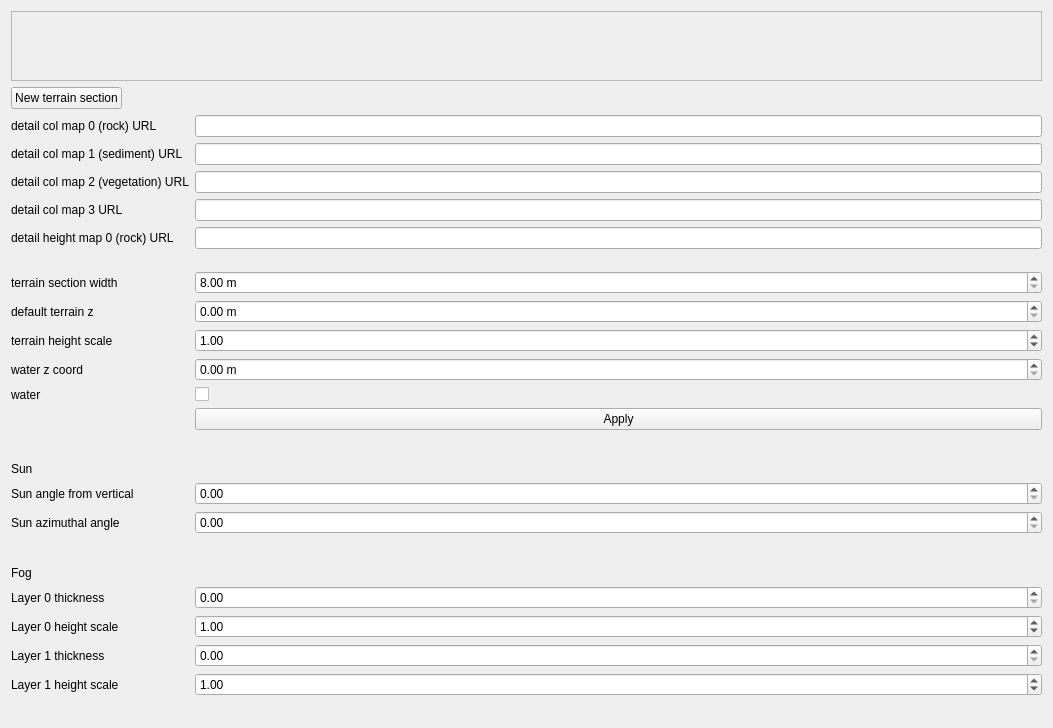
Old version of the form gui_client/WorldSettingsWidget.ui in the repository shipilovden/sub-metasiberia.
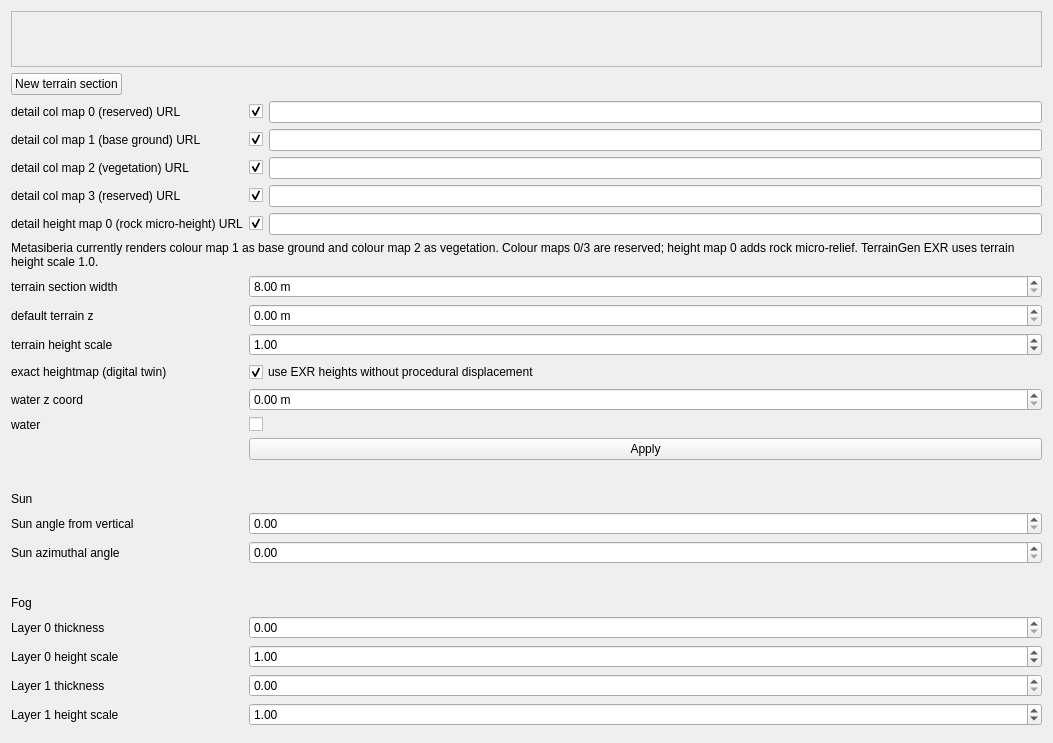
New version of the form. Custom widgets are drawn as their Qt base class.

Commit message: feat(metasiberia): integrate terrain tools and Gaussian splats

The edit to the form file:
```diff
--- a/gui_client/WorldSettingsWidget.ui
+++ b/gui_client/WorldSettingsWidget.ui
@@ -42,22 +42,52 @@
    <item row="2" column="0">
     <widget class="QLabel" name="fghghdfgfg">
      <property name="text">
-      <string>detail col map 0 (rock) URL</string>
+       <string>detail col map 0 (reserved) URL</string>
      </property>
     </widget>
    </item>
    <item row="2" column="1">
-    <widget class="FileSelectWidget" name="detailColMapURLs0FileSelectWidget"/>
+    <widget class="QWidget" name="detailColMapURLs0RowWidget">
+     <layout class="QHBoxLayout" name="detailColMapURLs0RowLayout">
+      <property name="leftMargin"><number>0</number></property>
+      <property name="topMargin"><number>0</number></property>
+      <property name="rightMargin"><number>0</number></property>
+      <property name="bottomMargin"><number>0</number></property>
+      <item>
+       <widget class="QCheckBox" name="detailColMapURLs0EnabledCheckBox">
+        <property name="checked"><bool>true</bool></property>
+        <property name="toolTip"><string>Enable or disable this map</string></property>
+        <property name="text"><string/></property>
+       </widget>
+      </item>
+      <item><widget class="FileSelectWidget" name="detailColMapURLs0FileSelectWidget"/></item>
+     </layout>
+    </widget>
    </item>
    <item row="3" column="0">
     <widget class="QLabel" name="label">
      <property name="text">
-      <string>detail col map 1 (sediment) URL</string>
+       <string>detail col map 1 (base ground) URL</string>
      </property>
     </widget>
    </item>
    <item row="3" column="1">
-    <widget class="FileSelectWidget" name="detailColMapURLs1FileSelectWidget"/>
+    <widget class="QWidget" name="detailColMapURLs1RowWidget">
+     <layout class="QHBoxLayout" name="detailColMapURLs1RowLayout">
+      <property name="leftMargin"><number>0</number></property>
+      <property name="topMargin"><number>0</number></property>
+      <property name="rightMargin"><number>0</number></property>
+      <property name="bottomMargin"><number>0</number></property>
+      <item>
+       <widget class="QCheckBox" name="detailColMapURLs1EnabledCheckBox">
+        <property name="checked"><bool>true</bool></property>
+        <property name="toolTip"><string>Enable or disable this map</string></property>
+        <property name="text"><string/></property>
+       </widget>
+      </item>
+      <item><widget class="FileSelectWidget" name="detailColMapURLs1FileSelectWidget"/></item>
+     </layout>
+    </widget>
    </item>
    <item row="4" column="0">
     <widget class="QLabel" name="label_2">
@@ -67,43 +97,82 @@
     </widget>
    </item>
    <item row="4" column="1">
-    <widget class="FileSelectWidget" name="detailColMapURLs2FileSelectWidget"/>
+    <widget class="QWidget" name="detailColMapURLs2RowWidget">
+     <layout class="QHBoxLayout" name="detailColMapURLs2RowLayout">
+      <property name="leftMargin"><number>0</number></property>
+      <property name="topMargin"><number>0</number></property>
+      <property name="rightMargin"><number>0</number></property>
+      <property name="bottomMargin"><number>0</number></property>
+      <item>
+       <widget class="QCheckBox" name="detailColMapURLs2EnabledCheckBox">
+        <property name="checked"><bool>true</bool></property>
+        <property name="toolTip"><string>Enable or disable this map</string></property>
+        <property name="text"><string/></property>
+       </widget>
+      </item>
+      <item><widget class="FileSelectWidget" name="detailColMapURLs2FileSelectWidget"/></item>
+     </layout>
+    </widget>
    </item>
    <item row="5" column="0">
     <widget class="QLabel" name="label_3">
      <property name="text">
-      <string>detail col map 3 URL</string>
+       <string>detail col map 3 (reserved) URL</string>
      </property>
     </widget>
    </item>
    <item row="5" column="1">
-    <widget class="FileSelectWidget" name="detailColMapURLs3FileSelectWidget"/>
+    <widget class="QWidget" name="detailColMapURLs3RowWidget">
+     <layout class="QHBoxLayout" name="detailColMapURLs3RowLayout">
+      <property name="leftMargin"><number>0</number></property>
+      <property name="topMargin"><number>0</number></property>
+      <property name="rightMargin"><number>0</number></property>
+      <property name="bottomMargin"><number>0</number></property>
+      <item>
+       <widget class="QCheckBox" name="detailColMapURLs3EnabledCheckBox">
+        <property name="checked"><bool>true</bool></property>
+        <property name="toolTip"><string>Enable or disable this map</string></property>
+        <property name="text"><string/></property>
+       </widget>
+      </item>
+      <item><widget class="FileSelectWidget" name="detailColMapURLs3FileSelectWidget"/></item>
+     </layout>
+    </widget>
    </item>
    <item row="6" column="0">
     <widget class="QLabel" name="label_4">
      <property name="text">
-      <string>detail height map 0 (rock) URL</string>
+       <string>detail height map 0 (rock micro-height) URL</string>
      </property>
     </widget>
    </item>
    <item row="6" column="1">
-    <widget class="FileSelectWidget" name="detailHeightMapURLs0FileSelectWidget"/>
+    <widget class="QWidget" name="detailHeightMapURLs0RowWidget">
+     <layout class="QHBoxLayout" name="detailHeightMapURLs0RowLayout">
+      <property name="leftMargin"><number>0</number></property>
+      <property name="topMargin"><number>0</number></property>
+      <property name="rightMargin"><number>0</number></property>
+      <property name="bottomMargin"><number>0</number></property>
+      <item>
+       <widget class="QCheckBox" name="detailHeightMapURLs0EnabledCheckBox">
+        <property name="checked"><bool>true</bool></property>
+        <property name="toolTip"><string>Enable or disable this map</string></property>
+        <property name="text"><string/></property>
+       </widget>
+      </item>
+      <item><widget class="FileSelectWidget" name="detailHeightMapURLs0FileSelectWidget"/></item>
+     </layout>
+    </widget>
    </item>
-   <item row="7" column="1">
-    <spacer name="verticalSpacer">
-     <property name="orientation">
-      <enum>Qt::Vertical</enum>
+   <item row="7" column="0" colspan="2">
+    <widget class="QLabel" name="terrainMaterialHelpLabel">
+     <property name="text">
+      <string>Metasiberia currently renders colour map 1 as base ground and colour map 2 as vegetation. Colour maps 0/3 are reserved; height map 0 adds rock micro-relief. TerrainGen EXR uses terrain height scale 1.0.</string>
      </property>
-     <property name="sizeType">
-      <enum>QSizePolicy::Fixed</enum>
+     <property name="wordWrap">
+      <bool>true</bool>
      </property>
-     <property name="sizeHint" stdset="0">
-      <size>
-       <width>20</width>
-       <height>10</height>
-      </size>
-     </property>
-    </spacer>
+    </widget>
    </item>
    <item row="8" column="0">
     <widget class="QLabel" name="label_5">
@@ -121,7 +190,7 @@
       <double>8.000000000000000</double>
      </property>
      <property name="maximum">
-      <double>1000000000000000000000.000000000000000</double>
+       <double>1000000.000000000000000</double>
      </property>
     </widget>
    </item>
@@ -162,6 +231,23 @@
      </property>
     </widget>
    </item>
+   <item row="13" column="0">
+    <widget class="QLabel" name="label_19">
+     <property name="text">
+      <string>exact heightmap (digital twin)</string>
+     </property>
+    </widget>
+   </item>
+   <item row="13" column="1">
+   <widget class="QCheckBox" name="exactHeightmapCheckBox">
+     <property name="checked">
+      <bool>true</bool>
+     </property>
+     <property name="text">
+      <string>use EXR heights without procedural displacement</string>
+     </property>
+    </widget>
+   </item>
    <item row="15" column="0">
     <widget class="QLabel" name="label_6">
      <property name="text">
```
The commit also changes 56 other files.
